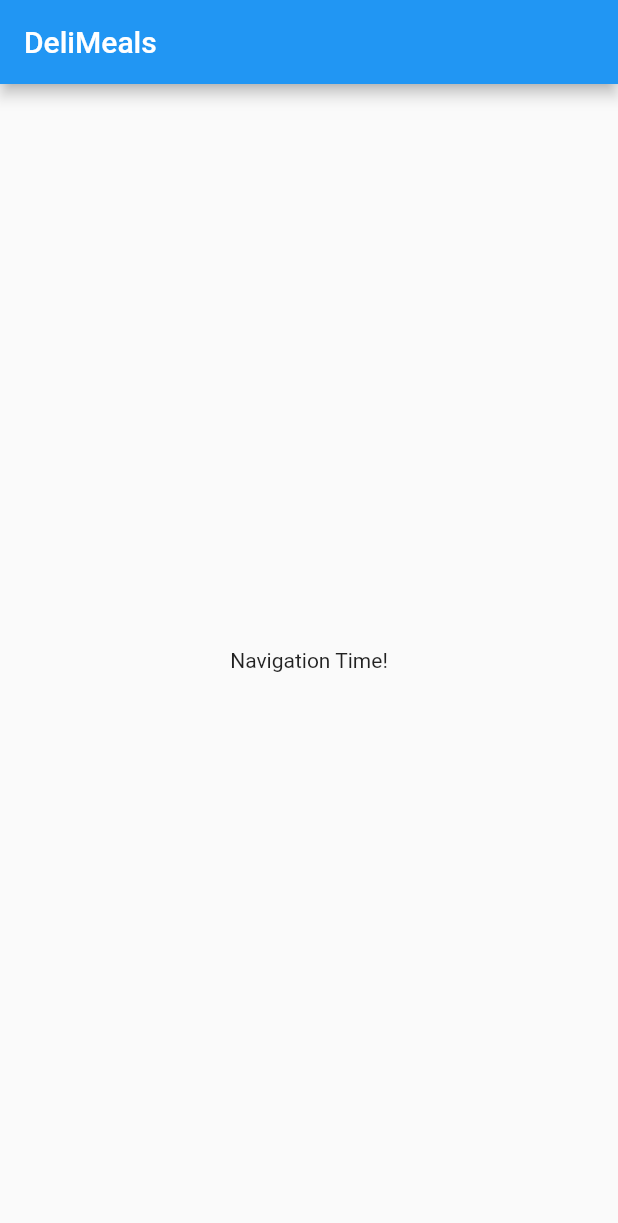
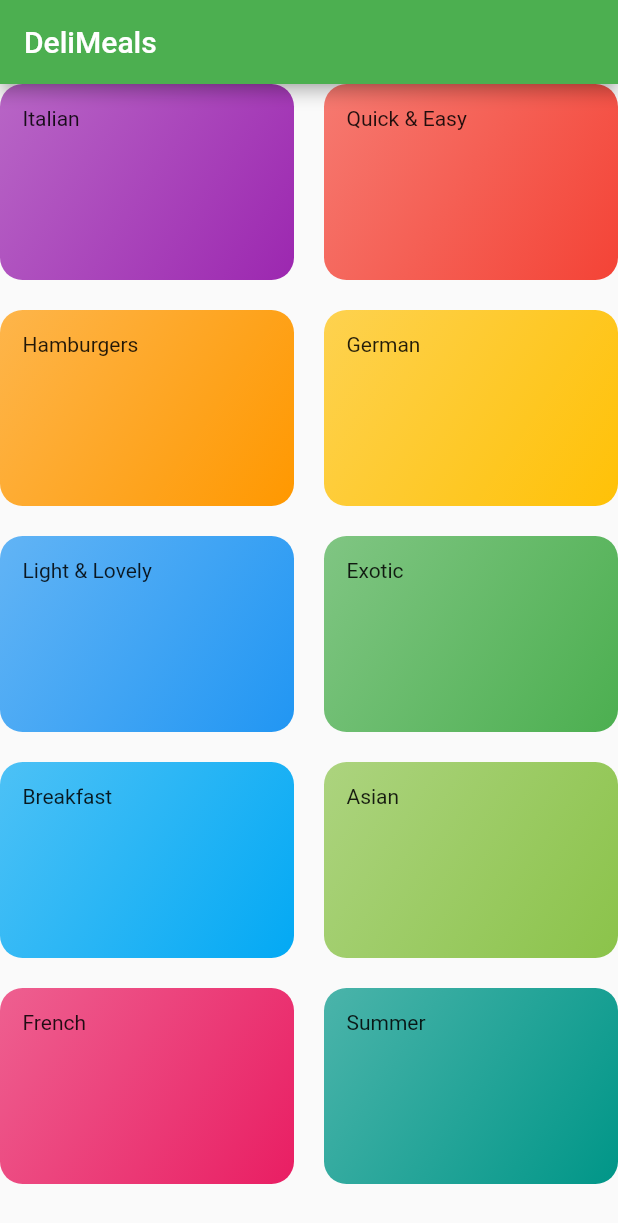
Before and after one commit to sinistra/flutter_meals, a Flutter app: the screen it shows after launch, on a phone screen of 412 x 824 dp. Shown: the top 1223 px of the screen. Run offline on Flutter 3.47's test engine with Material 2 defaults, Android fonts, the phone set to English and light mode, and no system bars.

Commit message:
add scaffold & container of categories

```diff
--- /dev/null
+++ b/lib/categories_screen.dart
@@ -0,0 +1,26 @@
+import 'package:flutter/material.dart';
+
+import './category_item.dart';
+import './dummy_data.dart';
+
+class CategoriesScreen extends StatelessWidget {
+  @override
+  Widget build(BuildContext context) {
+    return Scaffold(
+      appBar: AppBar(
+        title: const Text('DeliMeals'),
+      ),
+      body: GridView(
+        children: DUMMY_CATEGORIES
+            .map((e) => CategoryItem(title: e.title, color: e.color))
+            .toList(),
+        gridDelegate: SliverGridDelegateWithMaxCrossAxisExtent(
+          maxCrossAxisExtent: 200,
+          childAspectRatio: 3 / 2,
+          crossAxisSpacing: 20,
+          mainAxisSpacing: 20,
+        ),
+      ),
+    );
+  }
+}
--- /dev/null
+++ b/lib/category_item.dart
@@ -0,0 +1,27 @@
+import 'package:flutter/material.dart';
+
+class CategoryItem extends StatelessWidget {
+  final String title;
+  final Color color;
+
+  CategoryItem({this.title, this.color});
+
+  @override
+  Widget build(BuildContext context) {
+    return Container(
+      padding: const EdgeInsets.all(15),
+      child: Text(title),
+      decoration: BoxDecoration(
+        gradient: LinearGradient(
+          colors: [
+            color.withOpacity(0.7),
+            color,
+          ],
+          begin: Alignment.topLeft,
+          end: Alignment.bottomRight,
+        ),
+        borderRadius: BorderRadius.circular(15),
+      ),
+    );
+  }
+}
--- /dev/null
+++ b/lib/dummy_data.dart
@@ -0,0 +1,55 @@
+import 'package:flutter/material.dart';
+import './models/category.dart';
+
+const DUMMY_CATEGORIES = const [
+  Category(
+    id: 'c1',
+    title: 'Italian',
+    color: Colors.purple,
+  ),
+  Category(
+    id: 'c2',
+    title: 'Quick & Easy',
+    color: Colors.red,
+  ),
+  Category(
+    id: 'c3',
+    title: 'Hamburgers',
+    color: Colors.orange,
+  ),
+  Category(
+    id: 'c4',
+    title: 'German',
+    color: Colors.amber,
+  ),
+  Category(
+    id: 'c5',
+    title: 'Light & Lovely',
+    color: Colors.blue,
+  ),
+  Category(
+    id: 'c6',
+    title: 'Exotic',
+    color: Colors.green,
+  ),
+  Category(
+    id: 'c7',
+    title: 'Breakfast',
+    color: Colors.lightBlue,
+  ),
+  Category(
+    id: 'c8',
+    title: 'Asian',
+    color: Colors.lightGreen,
+  ),
+  Category(
+    id: 'c9',
+    title: 'French',
+    color: Colors.pink,
+  ),
+  Category(
+    id: 'c10',
+    title: 'Summer',
+    color: Colors.teal,
+  ),
+];
--- a/lib/main.dart
+++ b/lib/main.dart
@@ -1,4 +1,5 @@
 import 'package:flutter/material.dart';
+import 'package:meals/categories_screen.dart';
 
 void main() => runApp(MyApp());
 
@@ -9,28 +10,9 @@ class MyApp extends StatelessWidget {
       debugShowCheckedModeBanner: false,
       title: 'DeliMeals',
       theme: ThemeData(
-        primarySwatch: Colors.blue,
+        primarySwatch: Colors.green,
       ),
-      home: MyHomePage(),
+      home: CategoriesScreen(),
     );
   }
 }
-
-class MyHomePage extends StatefulWidget {
-  @override
-  _MyHomePageState createState() => _MyHomePageState();
-}
-
-class _MyHomePageState extends State<MyHomePage> {
-  @override
-  Widget build(BuildContext context) {
-    return Scaffold(
-      appBar: AppBar(
-        title: Text('DeliMeals'),
-      ),
-      body: Center(
-        child: Text('Navigation Time!'),
-      ),
-    );
-  }
-}
--- /dev/null
+++ b/lib/models/category.dart
@@ -0,0 +1,10 @@
+import 'package:flutter/material.dart';
+
+class Category {
+  final String id;
+  final String title;
+  final Color color;
+
+  const Category(
+      {@required this.id, @required this.title, this.color = Colors.orange});
+}
```
